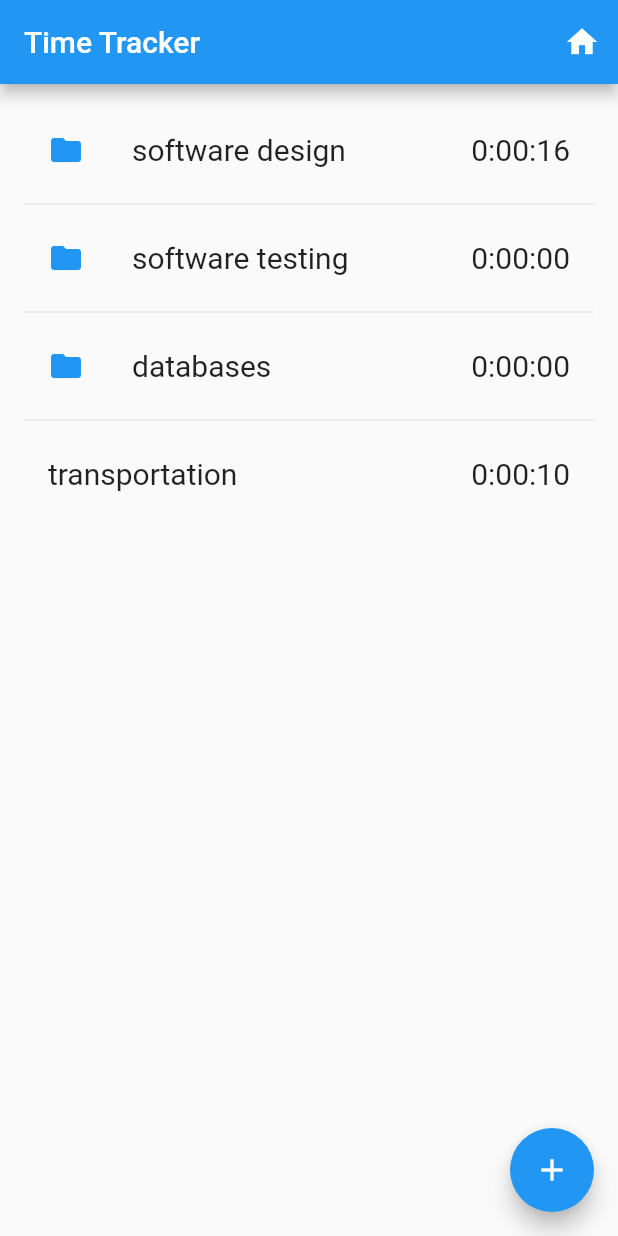
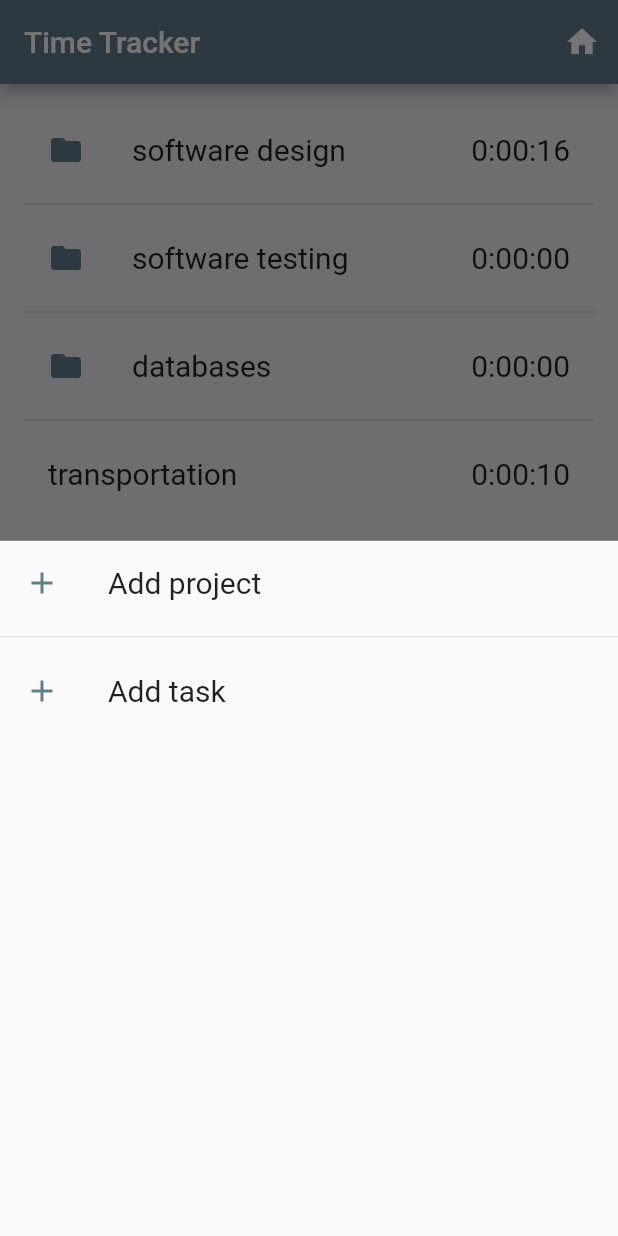
Before and after one commit to danielhoyosceldran/milestone3_flutter, a Flutter app: the screen it shows after launch, after a tap on the "add" icon, on a phone screen of 412 x 824 dp. Run offline on Flutter 3.47's test engine with Material 2 defaults, Android fonts, the light colour scheme and no system bars.

Commit message:
color: set, theme: system theme, actions: add project and add task

```diff
--- a/lib/PageIntervals.dart
+++ b/lib/PageIntervals.dart
@@ -45,7 +45,7 @@ class _PageIntervalsState extends State<PageIntervals> {
     // this removes the microseconds part
     String strFinalDate = interval.finalDate.toString().split('.')[0];
     return ListTile(
-      title: Text('from ${strInitialDate} to ${strFinalDate}'),
+      title: Text('from:  ${strInitialDate} \nto:       ${strFinalDate}'),
       trailing: Text('$strDuration'),
     );
   }
--- a/lib/main.dart
+++ b/lib/main.dart
@@ -10,13 +10,24 @@ class MyApp extends StatelessWidget {
   @override
   Widget build(BuildContext context) {
     return MaterialApp(
-        debugShowCheckedModeBanner: false,
+      debugShowCheckedModeBanner: false,
       title: 'TimeTracker',
       theme: ThemeData(
-        primarySwatch: Colors.blue,
+        brightness: Brightness.light,
+        scaffoldBackgroundColor: Colors.blueGrey[50],
+        primarySwatch: Colors.blueGrey,
         textTheme: const TextTheme(
             subtitle1: TextStyle(fontSize:20.0),
             bodyText2:TextStyle(fontSize:20.0)),
+      ),
+      darkTheme: ThemeData(
+        brightness: Brightness.dark,
+        textTheme: const TextTheme(
+          subtitle1: TextStyle(fontSize:20.0),
+          bodyText2:TextStyle(fontSize:20.0)),
+        appBarTheme: const AppBarTheme(
+          backgroundColor: Colors.blueGrey
+        ),
       ),
         home: PageActivities()
     );
--- a/lib/page_activities.dart
+++ b/lib/page_activities.dart
@@ -22,8 +22,34 @@ class _PageActivitiesState extends State<PageActivities> {
     );
   }
 
+  Widget _buildRowActionMenu(BuildContext context, int index) {
+    if (index == 0) {
+      return ListTile(
+        title: const Text('Add project'),
+        leading: const Icon(Icons.add),
+        iconColor: Colors.blueGrey,
+        onTap: () => {},
+      );
+    }
+    return ListTile(
+      title: const Text('Add task'),
+      leading: const Icon(Icons.add),
+      iconColor: Colors.blueGrey,
+      onTap: () => {},
+    );
+  }
+
   void _addActivity(){
-    print("hola");
+    showModalBottomSheet<void>(
+      context: context,
+      builder: (BuildContext context) {
+        return ListView.separated(
+            itemBuilder: (BuildContext context, int index) => _buildRowActionMenu(context, index),
+            separatorBuilder: (BuildContext context, int index) => const Divider(),
+            itemCount: 2
+        );
+      },
+    );
   }
 
   Widget _buildRow(Activity activity, int index) {
@@ -35,8 +61,8 @@ class _PageActivitiesState extends State<PageActivities> {
       return ListTile(
         title: Text('${activity.name}'),
         trailing: Text('$strDuration'),
-        leading: Icon(Icons.folder),
-        iconColor: Colors.blue,
+        leading: const Icon(Icons.folder),
+        iconColor: Colors.blueGrey,
         onTap: () => {},
         // TODO, navigate down to show children tasks and projects
       );
@@ -57,9 +83,9 @@ class _PageActivitiesState extends State<PageActivities> {
   Widget build(BuildContext context) {
     return Scaffold(
       appBar: AppBar(
-        title: Text("Time Tracker"),
+        title: const Text("Time Tracker"),
         actions: <Widget>[
-          IconButton(icon: Icon(Icons.home),
+          IconButton(icon: const Icon(Icons.home),
               onPressed: () {}
             // TODO go home page = root
           ),
@@ -80,7 +106,7 @@ class _PageActivitiesState extends State<PageActivities> {
         onPressed: () {
           _addActivity();
         },
-        backgroundColor: Colors.blue,
+        backgroundColor: Colors.blueGrey,
         child: const Icon(Icons.add),
       ),
     );
```
Also changed, not shown: 2 other files.
